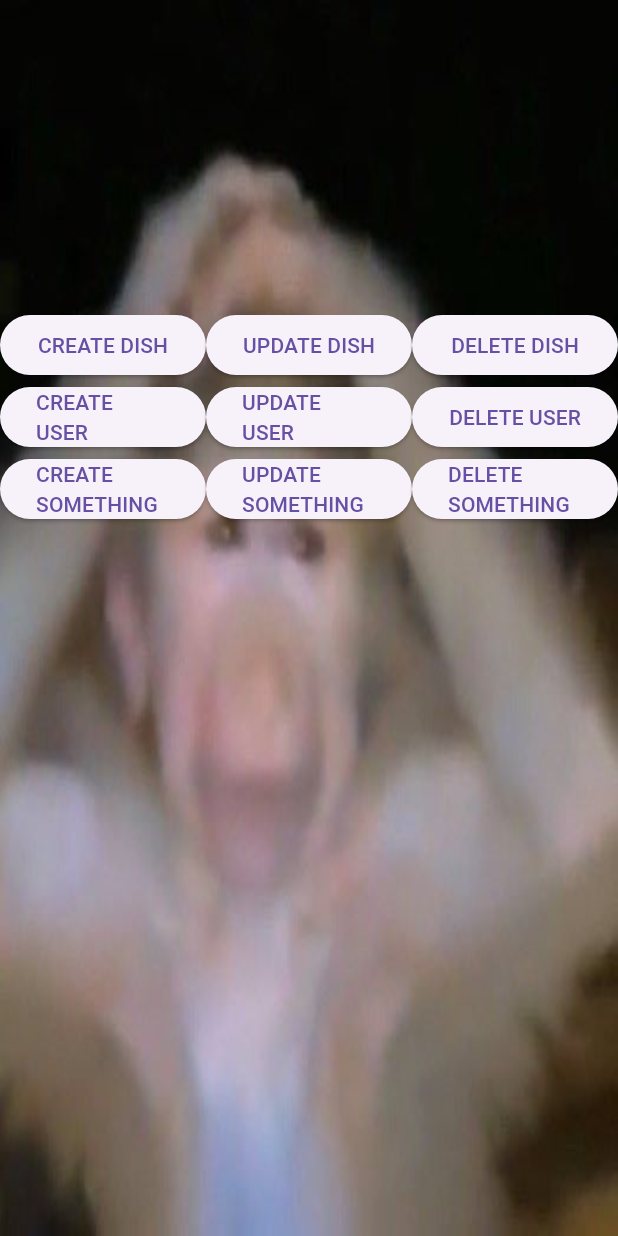
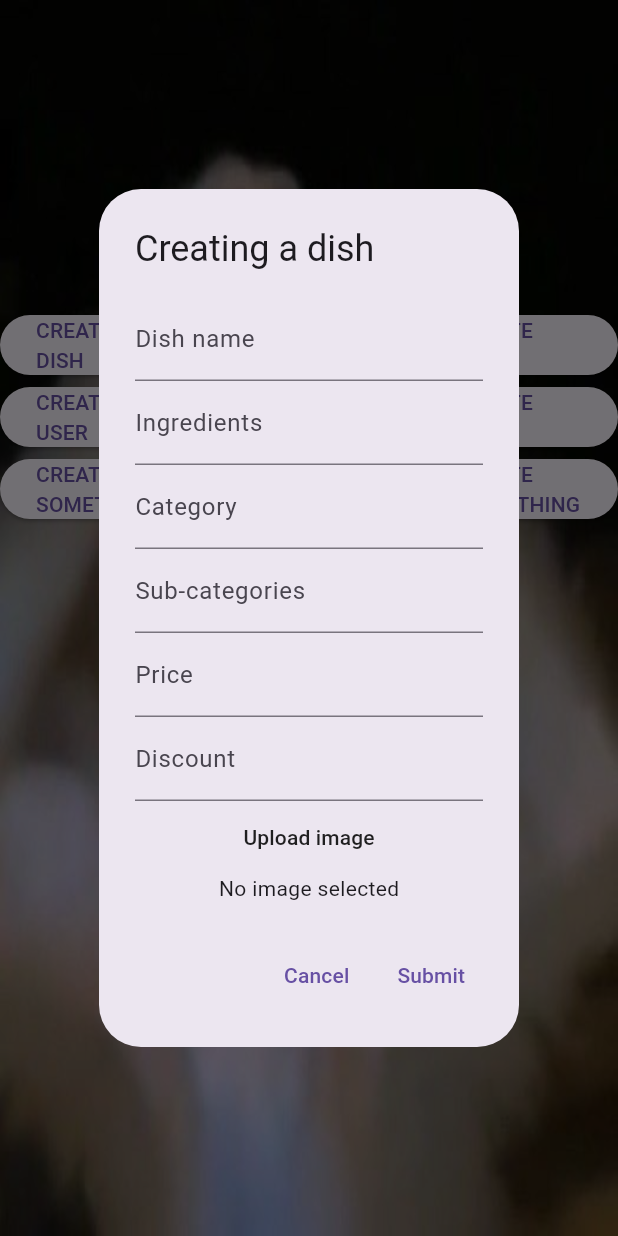
Before and after one commit to TRUEDEVIL666/Restaurant_Management, a Flutter app: the Menu_Management_Screen screen opened directly, after a tap on "CREATE DISH", on a phone screen of 412 x 824 dp. Run offline on Flutter 3.47's test engine with Material 3 defaults, Android fonts, the phone set to English and light mode, and no system bars; our stand-ins replace cloud_firestore, firebase_core, firebase_storage, image_picker; accounts and stored records are empty.

Commit message:
Adding CRUD for dishes

```diff
--- a/lib/layouts/menu_management.dart
+++ b/lib/layouts/menu_management.dart
@@ -1,6 +1,9 @@
+import 'dart:io';
+
 import 'package:firebase_core/firebase_core.dart';
 import 'package:flutter/cupertino.dart';
 import 'package:flutter/material.dart';
+import 'package:image_picker/image_picker.dart';
 import 'package:restaurant_management/firebase_options.dart';
 
 void main() async {
@@ -20,6 +23,102 @@ class Menu_Management_Screen extends StatefulWidget {
 }
 
 class _Menu_Management_ScreenState extends State<Menu_Management_Screen> {
+  File? _image;
+
+  Future<void> _pickImageFromGallery() async {
+    final pickedFile =
+        await ImagePicker().pickImage(source: ImageSource.gallery);
+
+    if (pickedFile != null) {
+      setState(() {
+        _image = File(pickedFile.path);
+      });
+    }
+  }
+
+  void _showInputDialog(BuildContext context) {
+    showDialog(
+      context: context,
+      builder: (BuildContext context) {
+        return StatefulBuilder(
+          builder: (context, setState) {
+            return AlertDialog(
+              title: Text('Creating a dish'),
+              content: Column(
+                mainAxisSize: MainAxisSize.min,
+                children: [
+                  TextField(
+                    decoration: InputDecoration(
+                      labelText: 'Dish name',
+                    ),
+                  ),
+                  TextField(
+                    decoration: InputDecoration(
+                      labelText: 'Ingredients',
+                    ),
+                  ),
+                  TextField(
+                    decoration: InputDecoration(
+                      labelText: 'Category',
+                    ),
+                  ),
+                  TextField(
+                    decoration: InputDecoration(
+                      labelText: 'Sub-categories',
+                    ),
+                  ),
+                  TextField(
+                    keyboardType: TextInputType.number,
+                    decoration: InputDecoration(
+                      labelText: 'Price',
+                    ),
+                  ),
+                  TextField(
+                    decoration: InputDecoration(
+                      labelText: 'Discount',
+                    ),
+                  ),
+                  MaterialButton(
+                    onPressed: () async {
+                      await _pickImageFromGallery();
+                      setState(() {});
+                    },
+                    child: Text('Upload image'),
+                  ),
+                  _image != null
+                      ? Image.file(
+                          _image!,
+                          width: 150,
+                          height: 150,
+                          fit: BoxFit.cover,
+                        )
+                      : Text('No image selected'),
+                ],
+              ),
+              actions: <Widget>[
+                TextButton(
+                  child: Text('Cancel'),
+                  onPressed: () {
+                    setState(() {
+                      _image = null;
+                    });
+                    Navigator.of(context).pop();
+                  },
+                ),
+                TextButton(
+                  child: Text('Submit'),
+                  onPressed: () {
+                    Navigator.of(context).pop();
+                  },
+                ),
+              ],
+            );
+          },
+        );
+      },
+    );
+  }
+
   @override
   Widget build(BuildContext context) {
     return SafeArea(
@@ -36,53 +135,91 @@ class _Menu_Management_ScreenState extends State<Menu_Management_Screen> {
             top: MediaQuery.of(context).size.height / 4,
             left: 0,
             right: 0,
-            child: Table(
+            child: Column(
               children: [
-                TableRow(
+                Row(
                   children: [
-                    ElevatedButton(
-                      onPressed: () => {},
+                    Expanded(
+                      child: ElevatedButton(
+                        onPressed: () => {
+                          _showInputDialog(context),
+                        },
                         child: Text('CREATE DISH'),
                       ),
-                    ElevatedButton(
+                    ),
+                    SizedBox(
+                      width: MediaQuery.of(context).size.width / 40,
+                    ),
+                    Expanded(
+                      child: ElevatedButton(
                         onPressed: () => {},
                         child: Text('UPDATE DISH'),
                       ),
-                    ElevatedButton(
+                    ),
+                    SizedBox(
+                      width: MediaQuery.of(context).size.width / 40,
+                    ),
+                    Expanded(
+                      child: ElevatedButton(
                         onPressed: () => {},
                         child: Text('DELETE DISH'),
                       ),
+                    ),
                   ],
                 ),
-                TableRow(
+                Row(
                   children: [
-                    ElevatedButton(
+                    Expanded(
+                      child: ElevatedButton(
                         onPressed: () => {},
                         child: Text('CREATE USER'),
                       ),
-                    ElevatedButton(
+                    ),
+                    SizedBox(
+                      width: MediaQuery.of(context).size.width / 40,
+                    ),
+                    Expanded(
+                      child: ElevatedButton(
                         onPressed: () => {},
                         child: Text('UPDATE USER'),
                       ),
-                    ElevatedButton(
+                    ),
+                    SizedBox(
+                      width: MediaQuery.of(context).size.width / 40,
+                    ),
+                    Expanded(
+                      child: ElevatedButton(
                         onPressed: () => {},
                         child: Text('DELETE USER'),
                       ),
+                    ),
                   ],
                 ),
-                TableRow(
+                Row(
                   children: [
-                    ElevatedButton(
+                    Expanded(
+                      child: ElevatedButton(
                         onPressed: () => {},
                         child: Text('CREATE SOMETHING'),
                       ),
-                    ElevatedButton(
+                    ),
+                    SizedBox(
+                      width: MediaQuery.of(context).size.width / 40,
+                    ),
+                    Expanded(
+                      child: ElevatedButton(
                         onPressed: () => {},
                         child: Text('UPDATE SOMETHING'),
                       ),
-                    ElevatedButton(
+                    ),
+                    SizedBox(
+                      width: MediaQuery.of(context).size.width / 40,
+                    ),
+                    Expanded(
+                      child: ElevatedButton(
                         onPressed: () => {},
                         child: Text('DELETE SOMETHING'),
+                      ),
                     ),
                   ],
                 ),
--- a/lib/services/firebase_storage_service.dart
+++ b/lib/services/firebase_storage_service.dart
@@ -1,3 +1,5 @@
+import 'dart:io';
+
 import 'package:firebase_storage/firebase_storage.dart';
 
 Reference get _firebaseStorage => FirebaseStorage.instance.ref();
@@ -8,6 +10,20 @@ class FirebaseStorageService {
   static final _instance = FirebaseStorageService._internal();
   factory FirebaseStorageService() => _instance;
 
+  Future<void> uploadImage(File? image, String? imagePath) async {
+    if (image == null || imagePath == null) {
+      return;
+    }
+
+    try {
+      UploadTask uploadTask = _firebaseStorage.child(imagePath).putFile(image);
+      await uploadTask;
+    } catch (e) {
+      print('ERROR UPLOADING IMAGE: $e');
+      return;
+    }
+  }
+
   Future<String> getImage(String imgPath) async {
     return await _firebaseStorage.child(imgPath).getDownloadURL();
   }
--- a/pubspec.yaml
+++ b/pubspec.yaml
@@ -33,6 +33,7 @@ dependencies:
   firebase_core: ^3.10.0
   firebase_storage: ^12.4.1
   cloud_firestore: ^5.6.1
+  image_picker: ^0.8.5+3
 
   # The following adds the Cupertino Icons font to your application.
   # Use with the CupertinoIcons class for iOS style icons.
```
Also changed, not shown: pubspec.lock, 5 other files. Lines whose indentation alone changed are shown as unchanged.
